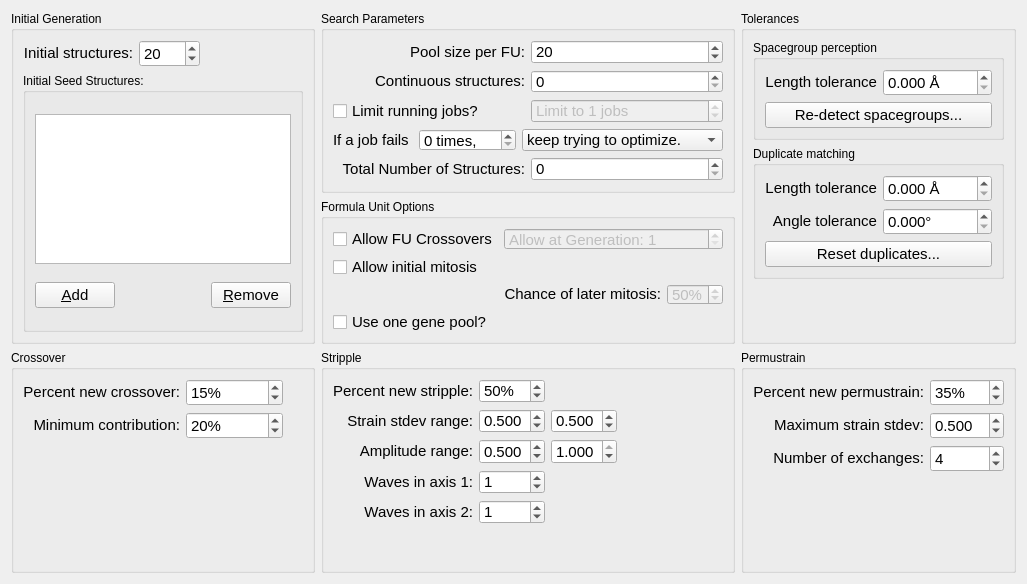
Qt form src/xtalopt/ui/tab_opt.ui (xtalopt/XtalOpt) before a commit.
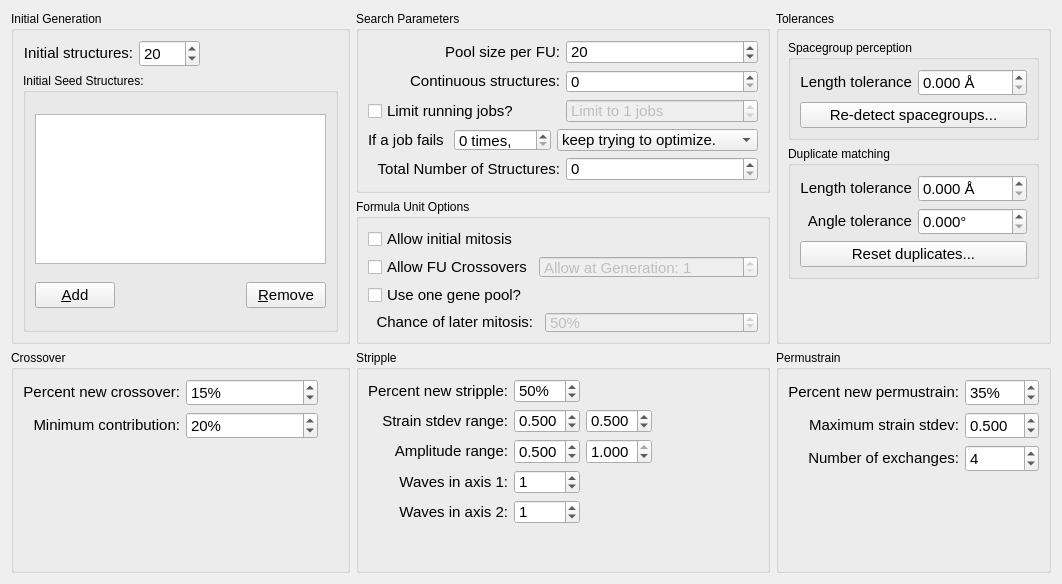
The same form after that commit.

Commit message:
Changed tab order and re-ordered some GUI
Changed tab order on several pages to make it more intuitive.
Also re-ordered the formula unit options in the GUI in the
tab_opt page.

```diff
--- a/src/xtalopt/ui/tab_opt.ui
+++ b/src/xtalopt/ui/tab_opt.ui
@@ -6,7 +6,7 @@
    <rect>
     <x>0</x>
     <y>0</y>
-    <width>968</width>
+    <width>1062</width>
     <height>584</height>
    </rect>
   </property>
@@ -754,7 +754,7 @@
       <string>Formula Unit Options</string>
      </property>
      <layout class="QGridLayout" name="gridLayout_7">
-      <item row="1" column="0">
+      <item row="0" column="0">
        <widget class="QCheckBox" name="cb_using_mitotic_growth">
         <property name="sizePolicy">
          <sizepolicy hsizetype="Minimum" vsizetype="Fixed">
@@ -775,67 +775,7 @@
         </property>
        </widget>
       </item>
-      <item row="2" column="1">
-       <widget class="QLabel" name="label_11">
-        <property name="sizePolicy">
-         <sizepolicy hsizetype="Preferred" vsizetype="Fixed">
-          <horstretch>0</horstretch>
-          <verstretch>0</verstretch>
-         </sizepolicy>
-        </property>
-        <property name="font">
-         <font>
-          <pointsize>11</pointsize>
-         </font>
-        </property>
-        <property name="toolTip">
-         <string>&lt;html&gt;&lt;head/&gt;&lt;body&gt;&lt;p&gt;If &amp;quot;Use one gene pool?&amp;quot; is checked, then this is the chance of the xtal chosen from the probability list to undergo mitosis to become one of the possible formula units on the list (defined by the user in the Structure Limits tab).&lt;/p&gt;&lt;p&gt;&lt;br/&gt;&lt;/p&gt;&lt;p&gt;Mitosis will only be used to create formula units that are multiples of the formula units of the original structure.&lt;/p&gt;&lt;p&gt;&lt;br/&gt;&lt;/p&gt;&lt;p&gt;If there is more than one formula unit that can be made, there is an equal probability of generating each of the formula units.&lt;/p&gt;&lt;p&gt;Note: does not affect &amp;quot;Allow initial mitosis;&amp;quot; that is for the initial generation, whereas this is for later generations while using one gene pool.&lt;br/&gt;&lt;/p&gt;&lt;p&gt;Default value: 50%&lt;/p&gt;&lt;/body&gt;&lt;/html&gt;</string>
-        </property>
-        <property name="text">
-         <string>Chance of later mitosis:</string>
-        </property>
-        <property name="alignment">
-         <set>Qt::AlignRight|Qt::AlignTrailing|Qt::AlignVCenter</set>
-        </property>
-       </widget>
-      </item>
-      <item row="2" column="2">
-       <widget class="QSpinBox" name="spin_chance_of_mitosis">
-        <property name="enabled">
-         <bool>false</bool>
-        </property>
-        <property name="sizePolicy">
-         <sizepolicy hsizetype="MinimumExpanding" vsizetype="Fixed">
-          <horstretch>0</horstretch>
-          <verstretch>0</verstretch>
-         </sizepolicy>
-        </property>
-        <property name="minimumSize">
-         <size>
-          <width>30</width>
-          <height>21</height>
-         </size>
-        </property>
-        <property name="font">
-         <font>
-          <pointsize>11</pointsize>
-         </font>
-        </property>
-        <property name="toolTip">
-         <string>&lt;html&gt;&lt;head/&gt;&lt;body&gt;&lt;p&gt;If &amp;quot;Use one gene pool?&amp;quot; is checked, then this is the chance of the xtal chosen from the probability list to undergo mitosis to become one of the possible formula units on the list (defined by the user in the Structure Limits tab).&lt;/p&gt;&lt;p&gt;&lt;br/&gt;&lt;/p&gt;&lt;p&gt;Mitosis will only be used to create formula units that are multiples of the formula units of the original structure.&lt;/p&gt;&lt;p&gt;&lt;br/&gt;&lt;/p&gt;&lt;p&gt;If there is more than one formula unit that can be made, there is an equal probability of generating each of the formula units.&lt;/p&gt;&lt;p&gt;Note: does not affect &amp;quot;Allow initial mitosis;&amp;quot; that is for the initial generation, whereas this is for later generations while using one gene pool.&lt;/p&gt;&lt;p&gt;&lt;br/&gt;Default value: 50%&lt;/p&gt;&lt;/body&gt;&lt;/html&gt;</string>
-        </property>
-        <property name="suffix">
-         <string>%</string>
-        </property>
-        <property name="maximum">
-         <number>100</number>
-        </property>
-        <property name="value">
-         <number>50</number>
-        </property>
-       </widget>
-      </item>
-      <item row="3" column="0">
+      <item row="4" column="0">
        <widget class="QCheckBox" name="cb_using_one_pool">
         <property name="sizePolicy">
          <sizepolicy hsizetype="Minimum" vsizetype="Fixed">
@@ -856,7 +796,7 @@
         </property>
        </widget>
       </item>
-      <item row="0" column="0">
+      <item row="1" column="0">
        <widget class="QCheckBox" name="cb_using_FU_crossovers">
         <property name="sizePolicy">
          <sizepolicy hsizetype="Minimum" vsizetype="Fixed">
@@ -877,7 +817,7 @@
         </property>
        </widget>
       </item>
-      <item row="0" column="1" colspan="2">
+      <item row="1" column="1" colspan="2">
        <widget class="QSpinBox" name="spin_FU_crossovers_generation">
         <property name="enabled">
          <bool>false</bool>
@@ -910,6 +850,66 @@
         </property>
        </widget>
       </item>
+      <item row="5" column="2">
+       <widget class="QSpinBox" name="spin_chance_of_mitosis">
+        <property name="enabled">
+         <bool>false</bool>
+        </property>
+        <property name="sizePolicy">
+         <sizepolicy hsizetype="MinimumExpanding" vsizetype="Fixed">
+          <horstretch>0</horstretch>
+          <verstretch>0</verstretch>
+         </sizepolicy>
+        </property>
+        <property name="minimumSize">
+         <size>
+          <width>30</width>
+          <height>21</height>
+         </size>
+        </property>
+        <property name="font">
+         <font>
+          <pointsize>11</pointsize>
+         </font>
+        </property>
+        <property name="toolTip">
+         <string>&lt;html&gt;&lt;head/&gt;&lt;body&gt;&lt;p&gt;If &amp;quot;Use one gene pool?&amp;quot; is checked, then this is the chance of the xtal chosen from the probability list to undergo mitosis to become one of the possible formula units on the list (defined by the user in the Structure Limits tab).&lt;/p&gt;&lt;p&gt;&lt;br/&gt;&lt;/p&gt;&lt;p&gt;Mitosis will only be used to create formula units that are multiples of the formula units of the original structure.&lt;/p&gt;&lt;p&gt;&lt;br/&gt;&lt;/p&gt;&lt;p&gt;If there is more than one formula unit that can be made, there is an equal probability of generating each of the formula units.&lt;/p&gt;&lt;p&gt;Note: does not affect &amp;quot;Allow initial mitosis;&amp;quot; that is for the initial generation, whereas this is for later generations while using one gene pool.&lt;/p&gt;&lt;p&gt;&lt;br/&gt;Default value: 50%&lt;/p&gt;&lt;/body&gt;&lt;/html&gt;</string>
+        </property>
+        <property name="suffix">
+         <string>%</string>
+        </property>
+        <property name="maximum">
+         <number>100</number>
+        </property>
+        <property name="value">
+         <number>50</number>
+        </property>
+       </widget>
+      </item>
+      <item row="5" column="0">
+       <widget class="QLabel" name="label_11">
+        <property name="sizePolicy">
+         <sizepolicy hsizetype="Preferred" vsizetype="Fixed">
+          <horstretch>0</horstretch>
+          <verstretch>0</verstretch>
+         </sizepolicy>
+        </property>
+        <property name="font">
+         <font>
+          <pointsize>11</pointsize>
+         </font>
+        </property>
+        <property name="toolTip">
+         <string>&lt;html&gt;&lt;head/&gt;&lt;body&gt;&lt;p&gt;If &amp;quot;Use one gene pool?&amp;quot; is checked, then this is the chance of the xtal chosen from the probability list to undergo mitosis to become one of the possible formula units on the list (defined by the user in the Structure Limits tab).&lt;/p&gt;&lt;p&gt;&lt;br/&gt;&lt;/p&gt;&lt;p&gt;Mitosis will only be used to create formula units that are multiples of the formula units of the original structure.&lt;/p&gt;&lt;p&gt;&lt;br/&gt;&lt;/p&gt;&lt;p&gt;If there is more than one formula unit that can be made, there is an equal probability of generating each of the formula units.&lt;/p&gt;&lt;p&gt;Note: does not affect &amp;quot;Allow initial mitosis;&amp;quot; that is for the initial generation, whereas this is for later generations while using one gene pool.&lt;br/&gt;&lt;/p&gt;&lt;p&gt;Default value: 50%&lt;/p&gt;&lt;/body&gt;&lt;/html&gt;</string>
+        </property>
+        <property name="text">
+         <string>  Chance of later mitosis:</string>
+        </property>
+        <property name="alignment">
+         <set>Qt::AlignRight|Qt::AlignTrailing|Qt::AlignVCenter</set>
+        </property>
+       </widget>
+      </item>
      </layout>
     </widget>
    </item>
```
Left out of the diff: 11 changed lines with no effect on the pictures. The commit also changes 2 other files.
